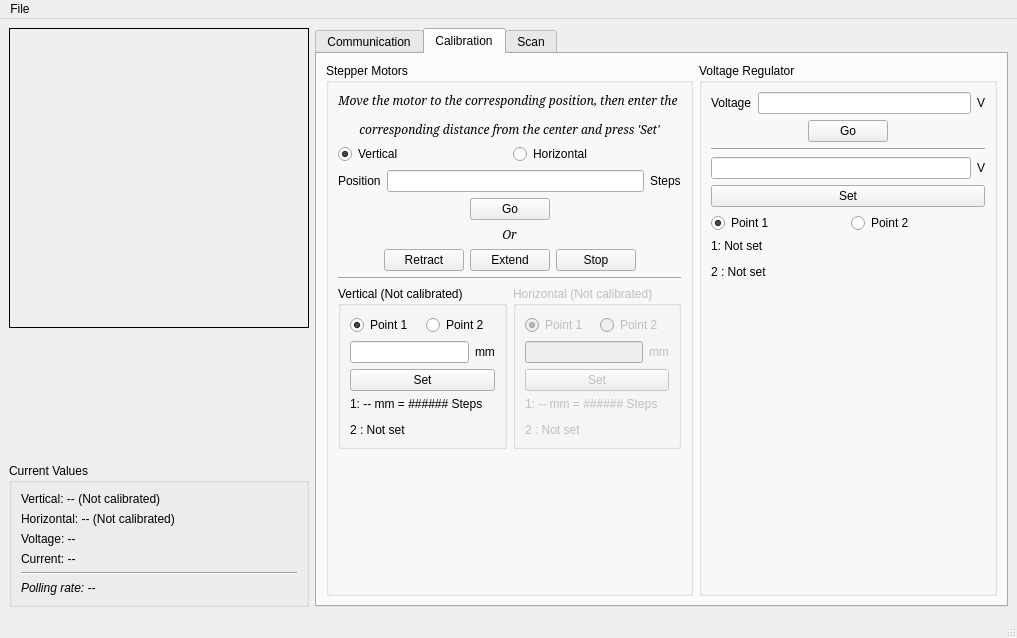
Old version of the form designer/MainWindow.ui in the repository DanielWinklehner/emittance-scanner-daq.
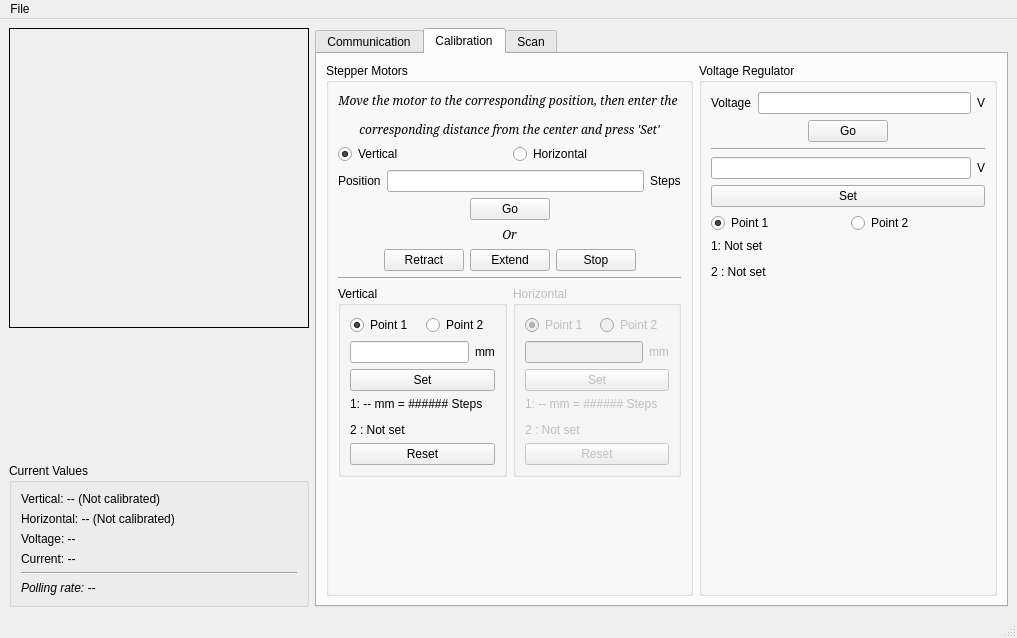
New version of the form. The open tabs and pages were chosen to show the change. Icons and pictures are not drawn.

```diff
--- a/designer/MainWindow.ui
+++ b/designer/MainWindow.ui
@@ -640,7 +640,7 @@
              <item>
               <widget class="QGroupBox" name="gbVCalib">
                <property name="title">
-                <string>Vertical (Not calibrated)</string>
+                <string>Vertical</string>
                </property>
                <layout class="QVBoxLayout" name="verticalLayout_9">
                 <item>
@@ -702,6 +702,13 @@
                   </property>
                  </widget>
                 </item>
+                <item>
+                 <widget class="QPushButton" name="btnVCalibReset">
+                  <property name="text">
+                   <string>Reset</string>
+                  </property>
+                 </widget>
+                </item>
                </layout>
               </widget>
              </item>
@@ -711,7 +718,7 @@
                 <bool>false</bool>
                </property>
                <property name="title">
-                <string>Horizontal (Not calibrated)</string>
+                <string>Horizontal</string>
                </property>
                <layout class="QVBoxLayout" name="verticalLayout_23">
                 <item>
@@ -773,6 +780,13 @@
                   </property>
                  </widget>
                 </item>
+                <item>
+                 <widget class="QPushButton" name="btnHCalibReset">
+                  <property name="text">
+                   <string>Reset</string>
+                  </property>
+                 </widget>
+                </item>
                </layout>
               </widget>
              </item>
```
